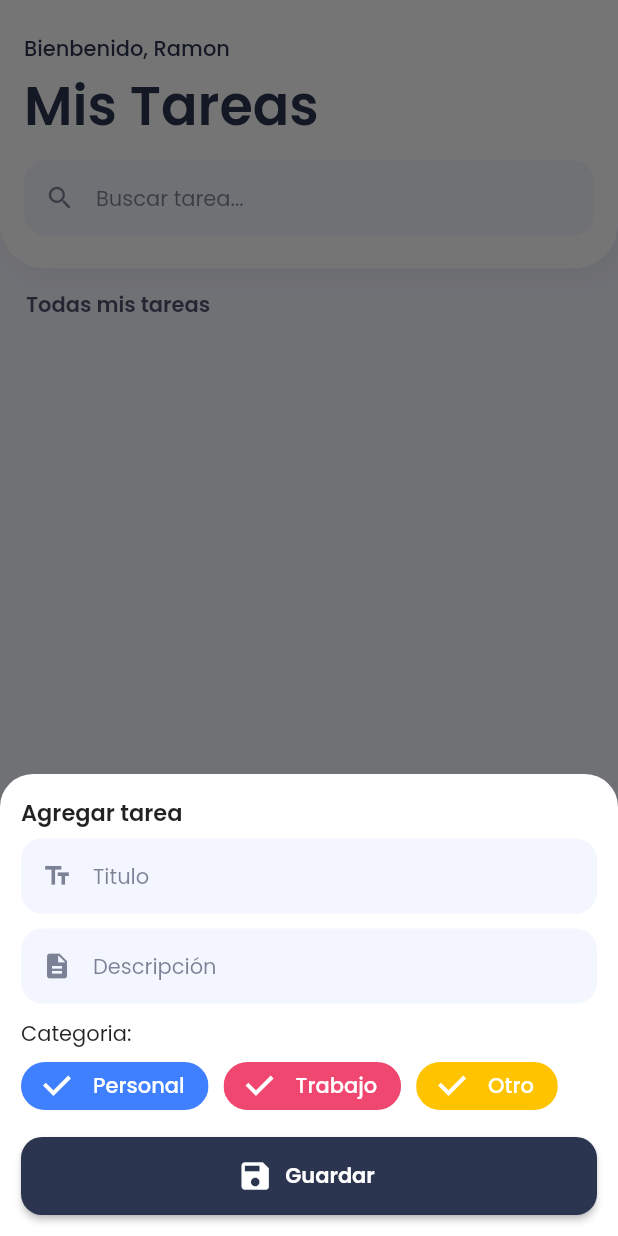
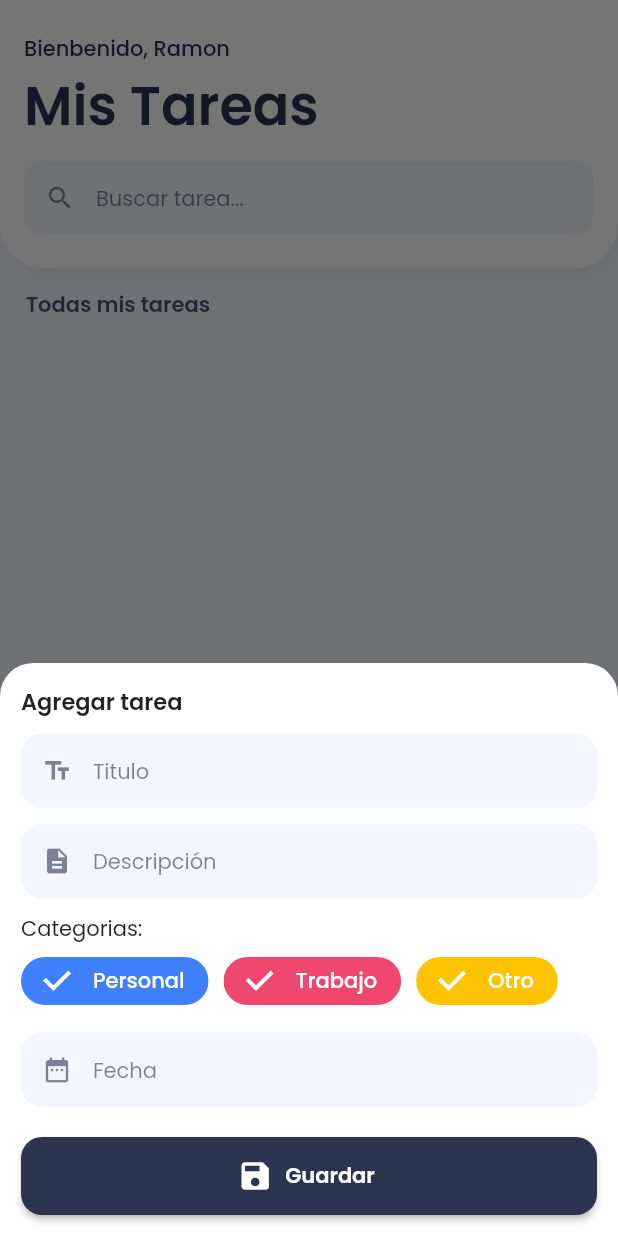
Before and after one commit to Kzz-Josh/tasks, a Flutter app: the screen it shows after launch, after a tap on "Nueva Tarea", on a phone screen of 412 x 824 dp. Run offline on Flutter 3.47's test engine with Material 2 defaults, Android fonts, the phone set to English and light mode, and no system bars; our stand-ins replace cloud_firestore, firebase_core, google_fonts; accounts and stored records are empty.

Commit message:
Formulario de registro 3

```diff
--- a/lib/pages/home_page.dart
+++ b/lib/pages/home_page.dart
@@ -7,6 +7,7 @@ import 'package:tasks/ui/general/colors.dart';
 import 'package:tasks/ui/widgets/button_normal_widget.dart';
 import 'package:tasks/ui/widgets/general.widgets.dart';
 import 'package:tasks/ui/widgets/item_task_widget.dart';
+import 'package:tasks/ui/widgets/task_form_widget.dart';
 import 'package:tasks/ui/widgets/textfield_normal_widget.dart';
 
 class HomePage extends StatelessWidget {
@@ -18,86 +19,7 @@ class HomePage extends StatelessWidget {
       context: context,
       backgroundColor: Colors.transparent,
       builder: (BuildContext context) {
-        return Container(
-          padding: EdgeInsets.all(14.0),
-          decoration: BoxDecoration(
-            color: Colors.white,
-            borderRadius: BorderRadius.only(
-              topLeft: Radius.circular(22.0),
-              topRight: Radius.circular(22.0),
-            ),
-          ),
-          child: Column(
-            crossAxisAlignment: CrossAxisAlignment.start,
-            mainAxisSize: MainAxisSize.min,
-            children: [
-              Text(
-                "Agregar tarea",
-                style: TextStyle(
-                  fontWeight: FontWeight.w600,
-                  fontSize: 15.0,
-                ),
-              ),
-              divider6(),
-              TextFieldNormalWidget(
-                hintText: "Titulo",
-                icon: Icons.text_fields,
-              ),
-              divider10(),
-              TextFieldNormalWidget(
-                hintText: "Descripción",
-                icon: Icons.description,
-              ),
-              divider10(),
-              Text("Categoria: "),
-              Wrap(
-                crossAxisAlignment: WrapCrossAlignment.start,
-                runAlignment: WrapAlignment.start,
-                spacing: 10.0,
-                children: [
-                  FilterChip(
-                    selected: true,
-                    backgroundColor: kBrandSecondaryColor,
-                    padding: const EdgeInsets.symmetric(horizontal: 8.0),
-                    selectedColor: categoryColor["Personal"],
-                    checkmarkColor: Colors.white,
-                    labelStyle: TextStyle(
-                      color: Colors.white,
-                    ),
-                    label: Text("Personal"),
-                    onSelected: (bool value) {},
-                  ),
-                  FilterChip(
-                    selected: true,
-                    backgroundColor: kBrandSecondaryColor,
-                    padding: const EdgeInsets.symmetric(horizontal: 8.0),
-                    selectedColor: categoryColor["Trabajo"],
-                    checkmarkColor: Colors.white,
-                    labelStyle: TextStyle(
-                      color: Colors.white,
-                    ),
-                    label: Text("Trabajo"),
-                    onSelected: (bool value) {},
-                  ),
-                  FilterChip(
-                    selected: true,
-                    backgroundColor: kBrandSecondaryColor,
-                    padding: const EdgeInsets.symmetric(horizontal: 8.0),
-                    selectedColor: categoryColor["Otro"],
-                    checkmarkColor: Colors.white,
-                    labelStyle: TextStyle(
-                      color: Colors.white,
-                    ),
-                    label: Text("Otro"),
-                    onSelected: (bool value) {},
-                  ),
-                ],
-              ),
-              divider10(),
-              ButtonNormalWidget(),
-            ],
-          ),
-        );
+        return TaskFormWidget();
       },
     );
   }
--- /dev/null
+++ b/lib/ui/widgets/task_form_widget.dart
@@ -0,0 +1,136 @@
+import 'package:flutter/material.dart';
+import 'package:tasks/ui/general/colors.dart';
+import 'package:tasks/ui/widgets/button_normal_widget.dart';
+import 'package:tasks/ui/widgets/general.widgets.dart';
+import 'package:tasks/ui/widgets/textfield_normal_widget.dart';
+
+class TaskFormWidget extends StatefulWidget {
+  const TaskFormWidget({super.key});
+
+  @override
+  State<TaskFormWidget> createState() => _TaskFormWidgetState();
+}
+
+class _TaskFormWidgetState extends State<TaskFormWidget> {
+  showSelectDate() async {
+    DateTime? datetime = await showDatePicker(
+      context: context,
+      initialDate: DateTime.now(),
+      firstDate: DateTime(2022),
+      lastDate: DateTime(2030),
+      cancelText: "Cancelar",
+      confirmText: "Aceptar",
+      helpText: "Seleccionar fecha",
+      builder: (BuildContext context, Widget? widget) {
+        return Theme(
+          data: ThemeData.light().copyWith(
+            dialogBackgroundColor: Colors.white,
+            dialogTheme: DialogTheme(
+              elevation: 0,
+              backgroundColor: kBrandPrimaryColor,
+              shape: RoundedRectangleBorder(
+                borderRadius: BorderRadius.circular(18.0),
+              ),
+            ),
+            colorScheme: ColorScheme.light(
+              primary: kBrandPrimaryColor,
+            ),
+          ),
+          child: widget!,
+        );
+      },
+    );
+  }
+
+  @override
+  Widget build(BuildContext context) {
+    return Container(
+      padding: EdgeInsets.all(14.0),
+      decoration: BoxDecoration(
+        color: Colors.white,
+        borderRadius: BorderRadius.only(
+          topLeft: Radius.circular(22.0),
+          topRight: Radius.circular(22.0),
+        ),
+      ),
+      child: Column(
+        crossAxisAlignment: CrossAxisAlignment.start,
+        mainAxisSize: MainAxisSize.min,
+        children: [
+          Text(
+            "Agregar tarea",
+            style: TextStyle(
+              fontWeight: FontWeight.w600,
+              fontSize: 15.0,
+            ),
+          ),
+          divider10(),
+          TextFieldNormalWidget(
+            hintText: "Titulo",
+            icon: Icons.text_fields,
+          ),
+          divider10(),
+          TextFieldNormalWidget(
+            hintText: "Descripción",
+            icon: Icons.description,
+          ),
+          divider10(),
+          Text("Categorias: "),
+          Wrap(
+            crossAxisAlignment: WrapCrossAlignment.start,
+            runAlignment: WrapAlignment.start,
+            spacing: 10.0,
+            children: [
+              FilterChip(
+                selected: true,
+                backgroundColor: kBrandSecondaryColor,
+                padding: const EdgeInsets.symmetric(horizontal: 8.0),
+                selectedColor: categoryColor["Personal"],
+                checkmarkColor: Colors.white,
+                labelStyle: TextStyle(
+                  color: Colors.white,
+                ),
+                label: Text("Personal"),
+                onSelected: (bool value) {},
+              ),
+              FilterChip(
+                selected: true,
+                backgroundColor: kBrandSecondaryColor,
+                padding: const EdgeInsets.symmetric(horizontal: 8.0),
+                selectedColor: categoryColor["Trabajo"],
+                checkmarkColor: Colors.white,
+                labelStyle: TextStyle(
+                  color: Colors.white,
+                ),
+                label: Text("Trabajo"),
+                onSelected: (bool value) {},
+              ),
+              FilterChip(
+                selected: true,
+                backgroundColor: kBrandSecondaryColor,
+                padding: const EdgeInsets.symmetric(horizontal: 8.0),
+                selectedColor: categoryColor["Otro"],
+                checkmarkColor: Colors.white,
+                labelStyle: TextStyle(
+                  color: Colors.white,
+                ),
+                label: Text("Otro"),
+                onSelected: (bool value) {},
+              ),
+            ],
+          ),
+          divider10(),
+          TextFieldNormalWidget(
+            hintText: "Fecha",
+            icon: Icons.date_range,
+            onTap: () {
+              showSelectDate();
+            },
+          ),
+          divider20(),
+          ButtonNormalWidget(),
+        ],
+      ),
+    );
+  }
+}
--- a/lib/ui/widgets/textfield_normal_widget.dart
+++ b/lib/ui/widgets/textfield_normal_widget.dart
@@ -5,15 +5,23 @@ import '../general/colors.dart';
 class TextFieldNormalWidget extends StatelessWidget {
   String hintText;
   IconData icon;
+  Function? onTap;
 
   TextFieldNormalWidget({
     required this.hintText,
     required this.icon,
+    this.onTap,
   });
 
   @override
   Widget build(BuildContext context) {
     return TextField(
+      onTap: onTap != null
+          ? () {
+              onTap!();
+            }
+          : null,
+      readOnly: onTap != null ? true : false,
       decoration: InputDecoration(
         contentPadding: EdgeInsets.symmetric(horizontal: 12.0, vertical: 14.0),
         prefixIcon: Icon(
```
